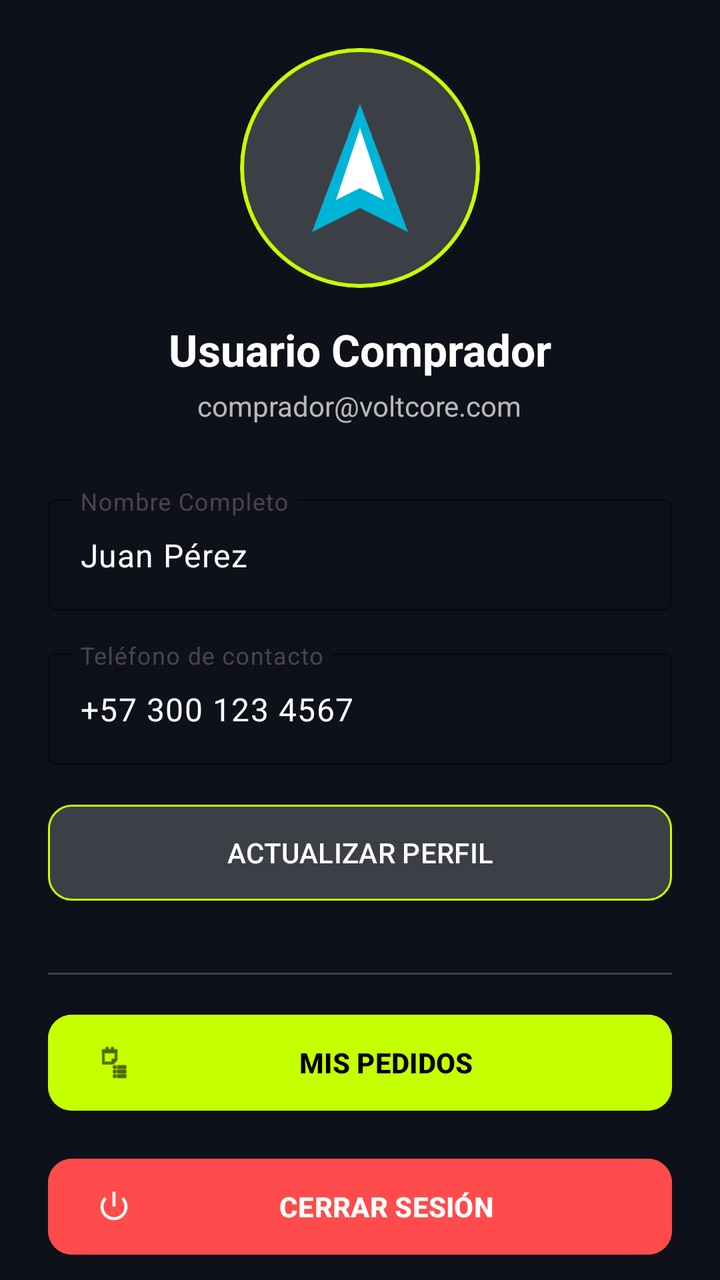
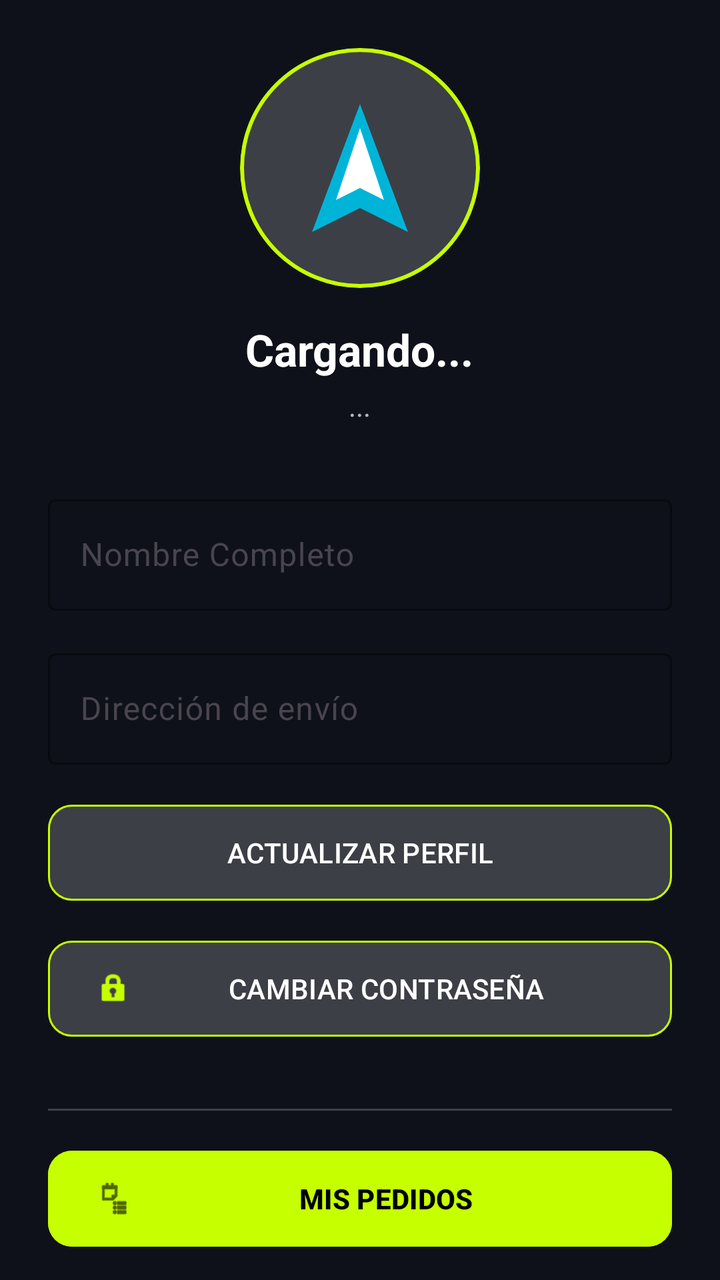

Screens rendered from an Android XML layout before and after an edit, with the pre-edit source and the edit as a unified diff.
<!-- AndroidManifest.xml: application theme Theme.VoltCore -->
<!-- res/layout/fragment_buyer_profile.xml -->
<?xml version="1.0" encoding="utf-8"?>
<androidx.core.widget.NestedScrollView xmlns:android="http://schemas.android.com/apk/res/android"
    xmlns:app="http://schemas.android.com/apk/res-auto"
    android:layout_width="match_parent"
    android:layout_height="match_parent"
    android:background="@color/volt_background">

    <LinearLayout
        android:layout_width="match_parent"
        android:layout_height="wrap_content"
        android:orientation="vertical"
        android:padding="24dp"
        android:gravity="center_horizontal">

        
        <com.google.android.material.card.MaterialCardView
            android:layout_width="120dp"
            android:layout_height="120dp"
            app:cardCornerRadius="60dp"
            app:strokeColor="@color/volt_primary"
            app:strokeWidth="2dp"
            android:layout_marginBottom="16dp">
            <ImageView
                android:layout_width="match_parent"
                android:layout_height="match_parent"
                android:src="@drawable/ic_voltcore_logo"
                android:padding="20dp"
                android:scaleType="centerInside"
                android:background="@color/glass_surface"
                android:contentDescription="Foto de perfil"/>
        </com.google.android.material.card.MaterialCardView>

        <TextView
            android:layout_width="wrap_content"
            android:layout_height="wrap_content"
            android:text="Usuario Comprador"
            android:textColor="@color/white"
            android:textSize="22sp"
            android:textStyle="bold"
            android:layout_marginBottom="4dp"/>

        <TextView
            android:layout_width="wrap_content"
            android:layout_height="wrap_content"
            android:text="comprador@voltcore.com"
            android:textColor="#B3FFFFFF"
            android:layout_marginBottom="32dp"/>

        <com.google.android.material.textfield.TextInputLayout
            android:layout_width="match_parent"
            android:layout_height="wrap_content"
            android:hint="Nombre Completo"
            style="@style/Widget.Material3.TextInputLayout.OutlinedBox"
            android:layout_marginBottom="16dp"
            app:boxStrokeColor="@color/volt_primary"
            app:hintTextColor="@color/volt_primary">
            <com.google.android.material.textfield.TextInputEditText
                android:layout_width="match_parent"
                android:layout_height="wrap_content"
                android:text="Juan Pérez"
                android:textColor="@color/white" />
        </com.google.android.material.textfield.TextInputLayout>

        <com.google.android.material.textfield.TextInputLayout
            android:layout_width="match_parent"
            android:layout_height="wrap_content"
            android:hint="Teléfono de contacto"
            style="@style/Widget.Material3.TextInputLayout.OutlinedBox"
            android:layout_marginBottom="16dp"
            app:boxStrokeColor="@color/volt_primary"
            app:hintTextColor="@color/volt_primary">
            <com.google.android.material.textfield.TextInputEditText
                android:layout_width="match_parent"
                android:layout_height="wrap_content"
                android:text="+57 300 123 4567"
                android:textColor="@color/white" />
        </com.google.android.material.textfield.TextInputLayout>

        <com.google.android.material.button.MaterialButton
            android:id="@+id/btnSaveProfile"
            android:layout_width="match_parent"
            android:layout_height="56dp"
            android:text="ACTUALIZAR PERFIL"
            android:backgroundTint="@color/glass_surface"
            android:textColor="@color/white"
            app:strokeColor="@color/volt_primary"
            app:strokeWidth="1dp"
            app:cornerRadius="12dp"
            android:layout_marginBottom="16dp"/>

        <View
            android:layout_width="match_parent"
            android:layout_height="1dp"
            android:background="@color/glass_stroke"
            android:layout_marginVertical="16dp"/>

        <com.google.android.material.button.MaterialButton
            android:id="@+id/btnMyOrders"
            android:layout_width="match_parent"
            android:layout_height="56dp"
            android:text="MIS PEDIDOS"
            android:backgroundTint="@color/volt_primary"
            android:textColor="@color/black"
            android:textStyle="bold"
            app:cornerRadius="12dp"
            app:icon="@android:drawable/ic_menu_agenda"
            app:iconTint="@color/black"
            android:layout_marginBottom="16dp"/>

        <com.google.android.material.button.MaterialButton
            android:id="@+id/btnLogout"
            android:layout_width="match_parent"
            android:layout_height="56dp"
            android:text="CERRAR SESIÓN"
            android:backgroundTint="#FF4B4B"
            android:textColor="@color/white"
            android:textStyle="bold"
            app:cornerRadius="12dp"
            app:icon="@android:drawable/ic_lock_power_off"
            app:iconTint="@color/white" />

    </LinearLayout>
</androidx.core.widget.NestedScrollView>
<!-- resources referenced by this layout -->
<resources>
  <color name="black">#FF000000</color>
  <color name="glass_stroke">#33FFFFFF</color>
  <color name="glass_surface">#1AFFFFFF</color>
  <color name="volt_background">#0F111A</color>
  <color name="volt_primary">#C6FF00</color>
  <color name="white">#FFFFFFFF</color>
  <!-- drawable ic_voltcore_logo (drawable) -->
  <vector xmlns:android="http://schemas.android.com/apk/res/android"
      android:width="200dp"
      android:height="200dp"
      android:viewportWidth="200"
      android:viewportHeight="200">
      <path
          android:fillColor="#00B4D8"
          android:pathData="M100,20 L160,180 L100,150 L40,180 Z" />
      <path
          android:fillColor="#FFFFFF"
          android:pathData="M100,50 L130,140 L100,125 L70,140 Z" />
  </vector>
  <style name="Theme.VoltCore" parent="Base.Theme.VoltCore" />
  <style name="Base.Theme.VoltCore" parent="Theme.Material3.DayNight.NoActionBar">
          
          <item name="colorPrimary">@color/volt_primary</item>
          <item name="android:windowBackground">@color/volt_background</item>
          <item name="colorSurface">@color/glass_surface</item>
          <item name="colorOnSurface">@color/white</item>
      </style>
</resources>

<!-- the commit's change to res/layout/fragment_buyer_profile.xml (unified diff, before → after) -->
@@ -31,22 +31,25 @@
         </com.google.android.material.card.MaterialCardView>
 
         <TextView
+            android:id="@+id/tvProfileName"
             android:layout_width="wrap_content"
             android:layout_height="wrap_content"
-            android:text="Usuario Comprador"
+            android:text="Cargando..."
             android:textColor="@color/white"
             android:textSize="22sp"
             android:textStyle="bold"
             android:layout_marginBottom="4dp"/>
 
         <TextView
+            android:id="@+id/tvProfileEmail"
             android:layout_width="wrap_content"
             android:layout_height="wrap_content"
-            android:text="comprador@voltcore.com"
+            android:text="..."
             android:textColor="#B3FFFFFF"
             android:layout_marginBottom="32dp"/>
 
         <com.google.android.material.textfield.TextInputLayout
+            android:id="@+id/tilFullName"
             android:layout_width="match_parent"
             android:layout_height="wrap_content"
             android:hint="Nombre Completo"
@@ -55,26 +58,28 @@
             app:boxStrokeColor="@color/volt_primary"
             app:hintTextColor="@color/volt_primary">
             <com.google.android.material.textfield.TextInputEditText
+                android:id="@+id/etFullName"
                 android:layout_width="match_parent"
                 android:layout_height="wrap_content"
-                android:text="Juan Pérez"
                 android:textColor="@color/white" />
         </com.google.android.material.textfield.TextInputLayout>
 
         <com.google.android.material.textfield.TextInputLayout
+            android:id="@+id/tilAddress"
             android:layout_width="match_parent"
             android:layout_height="wrap_content"
-            android:hint="Teléfono de contacto"
+            android:hint="Dirección de envío"
             style="@style/Widget.Material3.TextInputLayout.OutlinedBox"
             android:layout_marginBottom="16dp"
             app:boxStrokeColor="@color/volt_primary"
             app:hintTextColor="@color/volt_primary">
             <com.google.android.material.textfield.TextInputEditText
+                android:id="@+id/etAddress"
                 android:layout_width="match_parent"
                 android:layout_height="wrap_content"
-                android:text="+57 300 123 4567"
                 android:textColor="@color/white" />
         </com.google.android.material.textfield.TextInputLayout>
+
 
         <com.google.android.material.button.MaterialButton
             android:id="@+id/btnSaveProfile"
@@ -86,7 +91,21 @@
             app:strokeColor="@color/volt_primary"
             app:strokeWidth="1dp"
             app:cornerRadius="12dp"
-            android:layout_marginBottom="16dp"/>
+            android:layout_marginBottom="12dp"/>
+
+        <com.google.android.material.button.MaterialButton
+            android:id="@+id/btnChangePassword"
+            android:layout_width="match_parent"
+            android:layout_height="56dp"
+            android:text="CAMBIAR CONTRASEÑA"
+            android:backgroundTint="@color/glass_surface"
+            android:textColor="@color/white"
+            app:strokeColor="@color/volt_primary"
+            app:strokeWidth="1dp"
+            app:cornerRadius="12dp"
+            android:layout_marginBottom="16dp"
+            app:icon="@android:drawable/ic_lock_idle_lock"
+            app:iconTint="@color/volt_primary"/>
 
         <View
             android:layout_width="match_parent"
